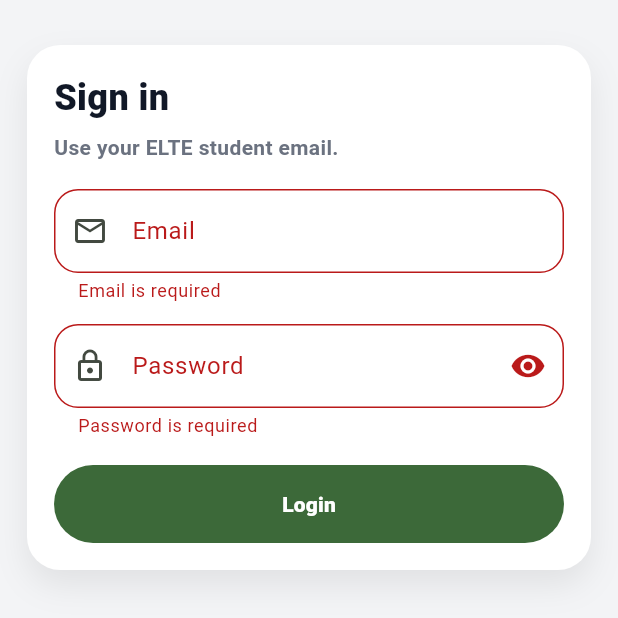
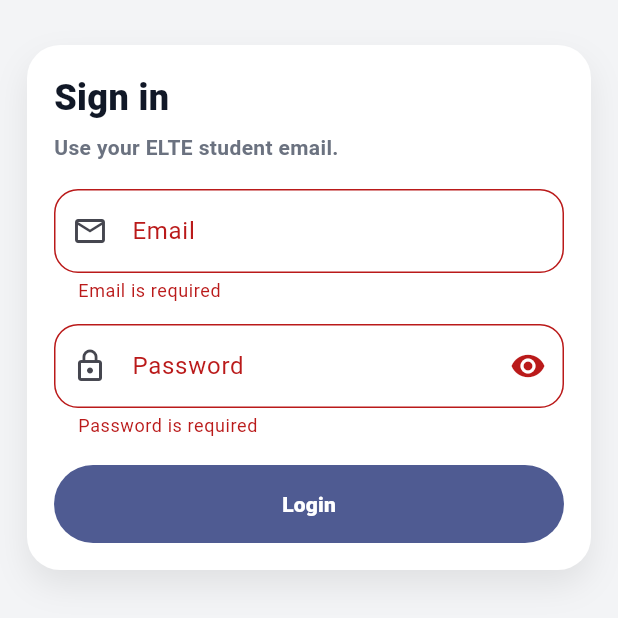
Before and after one commit to Oyunbldd/thesis, a Flutter app: the screen it shows after launch, after a tap on "Login", on a phone screen of 412 x 824 dp. Shown: the top 618 px of the screen. Run offline on Flutter 3.47's test engine with Material 3 defaults, Android fonts, the phone set to English and light mode, and no system bars; our stand-ins replace firebase_core; accounts and stored records are empty.

Commit message:
fix: code cleanup from initial review
- Unify ELTE email domain to @inf.elte.hu in Validators; remove inline duplicate from LoginPage
- Add dispose() for all TextEditingControllers in ReportPage
- Add 2s delay to SplashPage so it is actually visible
- Remove unused AppNavState Provider from app.dart
- Delete duplicate AppConfig (superseded by AppStrings)
- Delete unused HomePage and ProfilePage
- Replace deprecated withOpacity() with withValues(alpha:)
- Centralize hardcoded hex colors into AppColors
- Fix AppRouter.login constant to use leading slash

Co-Authored-By: Claude Sonnet 4.6 <noreply@anthropic.com>

```diff
--- a/lib/app/app.dart
+++ b/lib/app/app.dart
@@ -1,25 +1,20 @@
 import 'package:flutter/material.dart';
-import 'package:provider/provider.dart';
 
 import '../core/theme/app_theme.dart';
 import '../core/constants/app_strings.dart';
 import 'router.dart';
-import 'state/app_nav_state.dart';
 
 class MyApp extends StatelessWidget {
   const MyApp({super.key});
 
   @override
   Widget build(BuildContext context) {
-    return MultiProvider(
-      providers: [ChangeNotifierProvider(create: (_) => AppNavState())],
-      child: MaterialApp(
-        title: AppStrings.appName,
-        theme: AppTheme.light(),
-        onGenerateRoute: AppRouter.onGenerateRoute,
-        initialRoute: AppRouter.splash,
-        debugShowCheckedModeBanner: false,
-      ),
+    return MaterialApp(
+      title: AppStrings.appName,
+      theme: AppTheme.light(),
+      onGenerateRoute: AppRouter.onGenerateRoute,
+      initialRoute: AppRouter.splash,
+      debugShowCheckedModeBanner: false,
     );
   }
 }
--- a/lib/app/router.dart
+++ b/lib/app/router.dart
@@ -6,7 +6,7 @@ import '../features/auth/login_page.dart';
 class AppRouter {
   static const splash = "/";
   static const shell = "/app";
-  static const login = "login";
+  static const login = "/login";
 
   static Route<dynamic> onGenerateRoute(RouteSettings settings) {
     switch (settings.name) {
--- a/lib/core/config/app_config.dart
+++ /dev/null
@@ -1,4 +0,0 @@
-class AppConfig {
-  static const String appName = "Elte Lost & Found";
-  static const bool enableLogs = true;
-}
--- a/lib/core/theme/colors.dart
+++ b/lib/core/theme/colors.dart
@@ -1,7 +1,11 @@
 import 'package:flutter/material.dart';
 
 class AppColors {
-  static const primary = Color(0xFF2E7D32); // green-ish
-  static const background = Color.fromARGB(255, 247, 247, 247);
-  static const textDark = Color(0xFF111111);
+  static const primary = Color(0xFF2E5BFF);
+  static const background = Color(0xFFF3F4F6);
+  static const textDark = Color(0xFF111827);
+  static const textMuted = Color(0xFF6B7280);
+  static const headerGradientStart = Color(0xFF1E4DFF);
+  static const headerGradientEnd = Color(0xFF0B2FBF);
+  static const lostRed = Color(0xFFE11D48);
 }
--- a/lib/core/utils/validators.dart
+++ b/lib/core/utils/validators.dart
@@ -6,6 +6,6 @@ class Validators {
 
   static bool isElteStudentEmail(String value) {
     final v = value.trim().toLowerCase();
-    return v.endsWith("@student.elte.hu");
+    return v.endsWith("@inf.elte.hu");
   }
 }
--- a/lib/features/auth/login_page.dart
+++ b/lib/features/auth/login_page.dart
@@ -1,5 +1,7 @@
 import 'package:flutter/material.dart';
 import '../../app/router.dart';
+import '../../core/utils/validators.dart';
+import '../../core/theme/colors.dart';
 
 class LoginPage extends StatefulWidget {
   const LoginPage({super.key});
@@ -24,11 +26,6 @@ class _LoginPageState extends State<LoginPage> {
     super.dispose();
   }
 
-  bool _isElteStudentEmail(String v) {
-    final value = v.trim().toLowerCase();
-    return value.endsWith("@inf.elte.hu");
-  }
-
   Future<void> _onLogin() async {
     final valid = _formKey.currentState?.validate() ?? false;
     if (!valid) return;
@@ -50,7 +47,7 @@ class _LoginPageState extends State<LoginPage> {
   @override
   Widget build(BuildContext context) {
     return Scaffold(
-      backgroundColor: const Color(0xfff3f4f6),
+      backgroundColor: AppColors.background,
       body: SafeArea(
         child: ListView(
           padding: const EdgeInsets.all(18),
@@ -64,7 +61,7 @@ class _LoginPageState extends State<LoginPage> {
                 borderRadius: BorderRadius.circular(22),
                 boxShadow: [
                   BoxShadow(
-                    color: Colors.black.withOpacity(0.08),
+                    color: Colors.black.withValues(alpha: 0.08),
                     blurRadius: 18,
                     offset: const Offset(0, 10),
                   ),
@@ -80,14 +77,14 @@ class _LoginPageState extends State<LoginPage> {
                       style: TextStyle(
                         fontSize: 24,
                         fontWeight: FontWeight.w900,
-                        color: Color(0xff111827),
+                        color: AppColors.textDark,
                       ),
                     ),
                     const SizedBox(height: 6),
                     const Text(
                       "Use your ELTE student email.",
                       style: TextStyle(
-                        color: Color(0xff6b7280),
+                        color: AppColors.textMuted,
                         fontWeight: FontWeight.w600,
                       ),
                     ),
@@ -109,7 +106,7 @@ class _LoginPageState extends State<LoginPage> {
                         final value = (v ?? "").trim();
                         if (value.isEmpty) return "Email is required";
                         if (!value.contains('@')) return "Enter a valid email";
-                        if (!_isElteStudentEmail(value)) {
+                        if (!Validators.isElteStudentEmail(value)) {
                           return "Use @inf.elte.hu";
                         }
                         return null;
--- a/lib/features/shell/app_shell.dart
+++ b/lib/features/shell/app_shell.dart
@@ -1,4 +1,5 @@
 import 'package:flutter/material.dart';
+import '../../core/theme/colors.dart';
 
 import '../../shared/widgets/top_header.dart';
 import '../../shared/widgets/lf_bottom_nav.dart';
@@ -26,7 +27,7 @@ class _AppShellState extends State<AppShell> {
     };
 
     return Scaffold(
-      backgroundColor: const Color(0xFFF3F4F6),
+      backgroundColor: AppColors.background,
       body: Column(
         children: [
           const TopHeader(
--- a/lib/features/splash/splash_page.dart
+++ b/lib/features/splash/splash_page.dart
@@ -14,9 +14,9 @@ class _SplashPageState extends State<SplashPage> {
   void initState() {
     super.initState();
 
-    WidgetsBinding.instance.addPostFrameCallback((_) {
+    Future.delayed(const Duration(seconds: 2), () {
+      if (!mounted) return;
       Navigator.of(context).pushReplacementNamed(AppRouter.login);
-      // Navigator.of(context).pushReplacementNamed(AppRouter.shell);
     });
   }
 
--- a/lib/shared/widgets/lf_bottom_nav.dart
+++ b/lib/shared/widgets/lf_bottom_nav.dart
@@ -1,4 +1,5 @@
 import 'package:flutter/material.dart';
+import '../../core/theme/colors.dart';
 
 enum LfTab { lost, found, report }
 
@@ -29,7 +30,7 @@ class LfBottomNav extends StatelessWidget {
                 label: "Lost",
                 icon: Icons.error_outline,
                 active: activeTab == LfTab.lost,
-                activeColor: const Color(0xFFE11D48),
+                activeColor: AppColors.lostRed,
                 onTap: () => onTabSelected(LfTab.lost),
               ),
               const SizedBox(width: 96),
@@ -121,7 +122,7 @@ class _CenterActionButton extends StatelessWidget {
     return Material(
       elevation: 1,
       shape: const CircleBorder(),
-      shadowColor: Colors.black.withOpacity(0.22),
+      shadowColor: Colors.black.withValues(alpha: 0.22),
       child: InkWell(
         onTap: onTap,
         customBorder: const CircleBorder(),
```
Also changed, not shown: lib/features/home/home_page.dart (deleted, +0 -16 lines), lib/features/profile/profile_page.dart (deleted, +0 -13 lines), lib/features/report/report_page.dart (+9 -0 lines), lib/shared/widgets/top_header.dart (+5 -4 lines).
